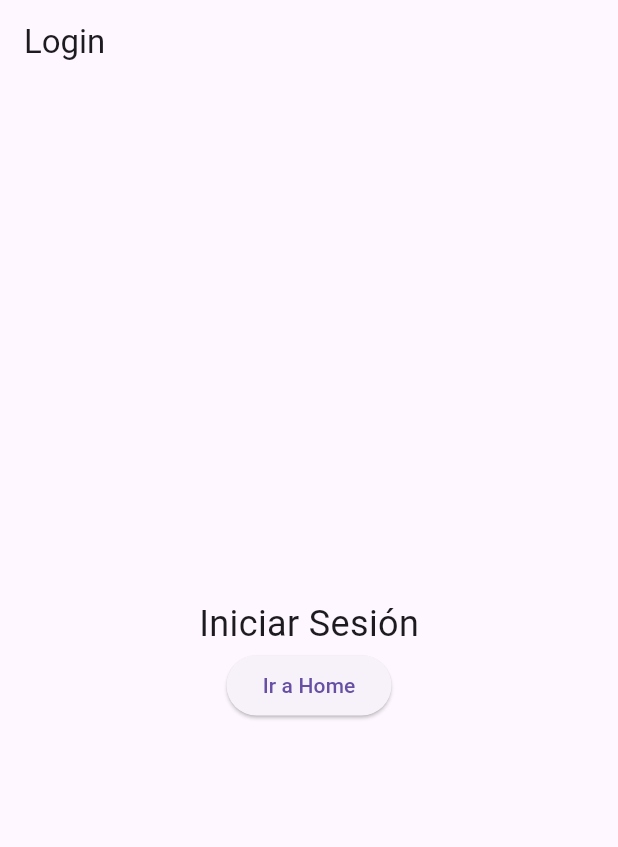
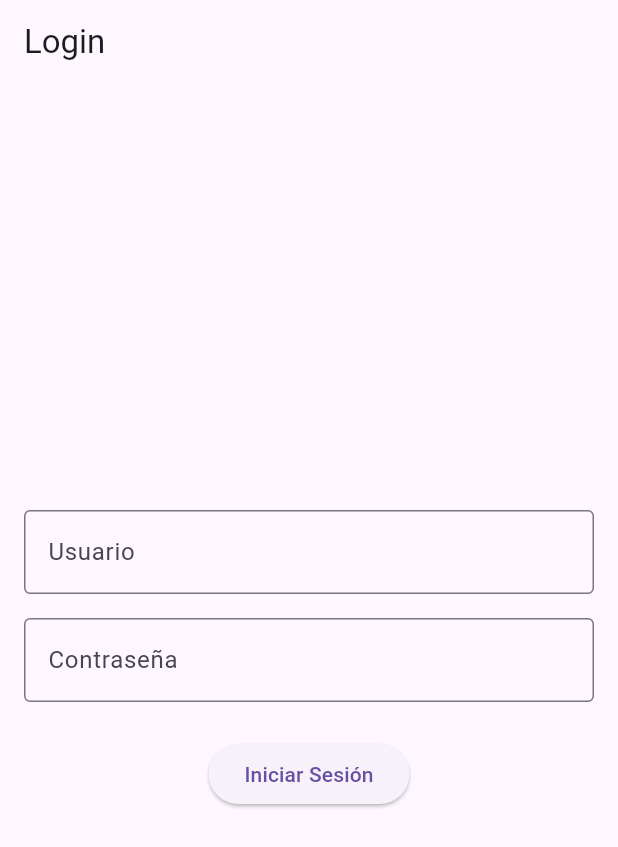
Before and after one commit to JFreire-dev/itskool_app, a Flutter app: the screen it shows after launch, on a phone screen of 412 x 824 dp. Shown: the top 847 px of the screen. Run offline on Flutter 3.47's test engine with Material 3 defaults, Android fonts, the light colour scheme and no system bars; our stand-ins replace firebase_auth; accounts and stored records are empty.

Commit message:
agregar inputs inicio de sesión

```diff
--- a/lib/screens/login_screen.dart
+++ b/lib/screens/login_screen.dart
@@ -9,16 +9,31 @@ class LoginScreen extends StatelessWidget {
       appBar: AppBar(
         title: const Text('Login'),
       ),
-      body: Center(
+      body: Padding(
+        padding: const EdgeInsets.all(16.0),
         child: Column(
           mainAxisAlignment: MainAxisAlignment.center,
           children: [
-            const Text('Iniciar Sesión', style: TextStyle(fontSize: 24)),
+            TextField(
+              decoration: const InputDecoration(
+                labelText: 'Usuario',
+                border: OutlineInputBorder(),
+              ),
+            ),
+            const SizedBox(height: 16),
+            TextField(
+              decoration: const InputDecoration(
+                labelText: 'Contraseña',
+                border: OutlineInputBorder(),
+              ),
+              obscureText: true,
+            ),
+            const SizedBox(height: 24),
             ElevatedButton(
               onPressed: () {
                 Navigator.pushNamed(context, '/home');
               },
-              child: const Text('Ir a Home'),
+              child: const Text('Iniciar Sesión'),
             ),
           ],
         ),
```
Also changed, not shown: lib/screens/home_screen.dart (+7 -4 lines).
